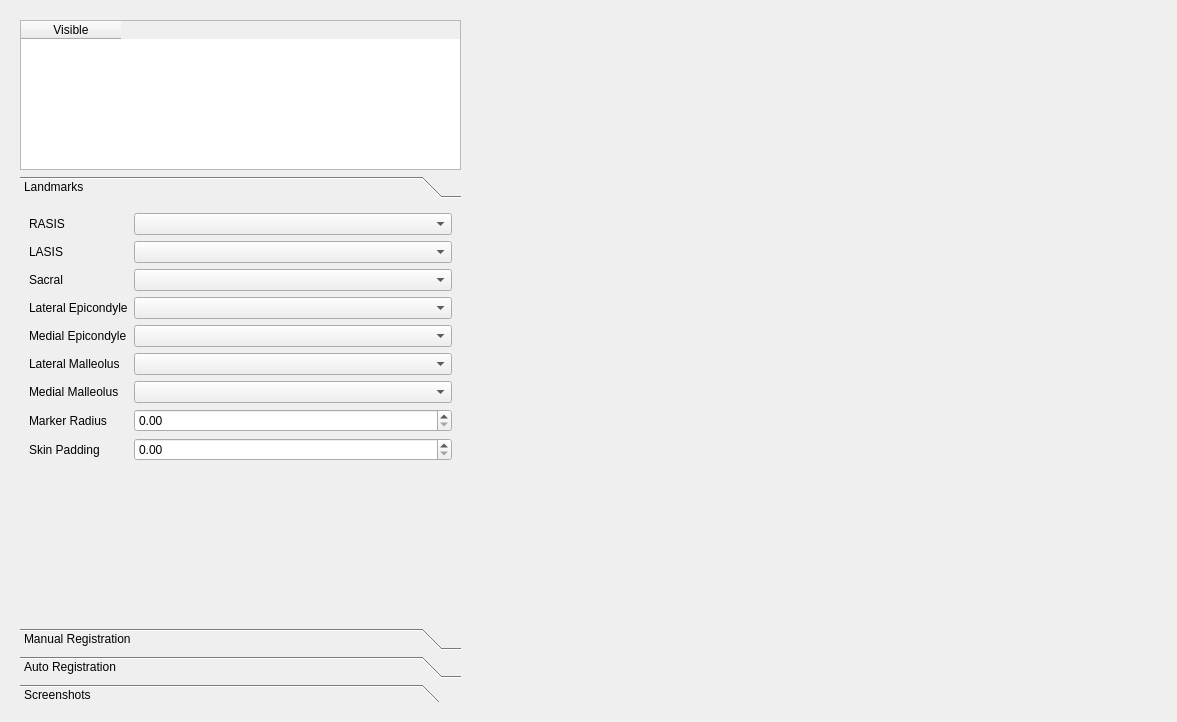
Above: mapclientplugins/fieldworklowerlimbgenerationstep/qt/lowerlimbgenerationdialog.ui from mapclient-plugins/fieldworklowerlimbgenerationstep before the change. Below: the same form after it.
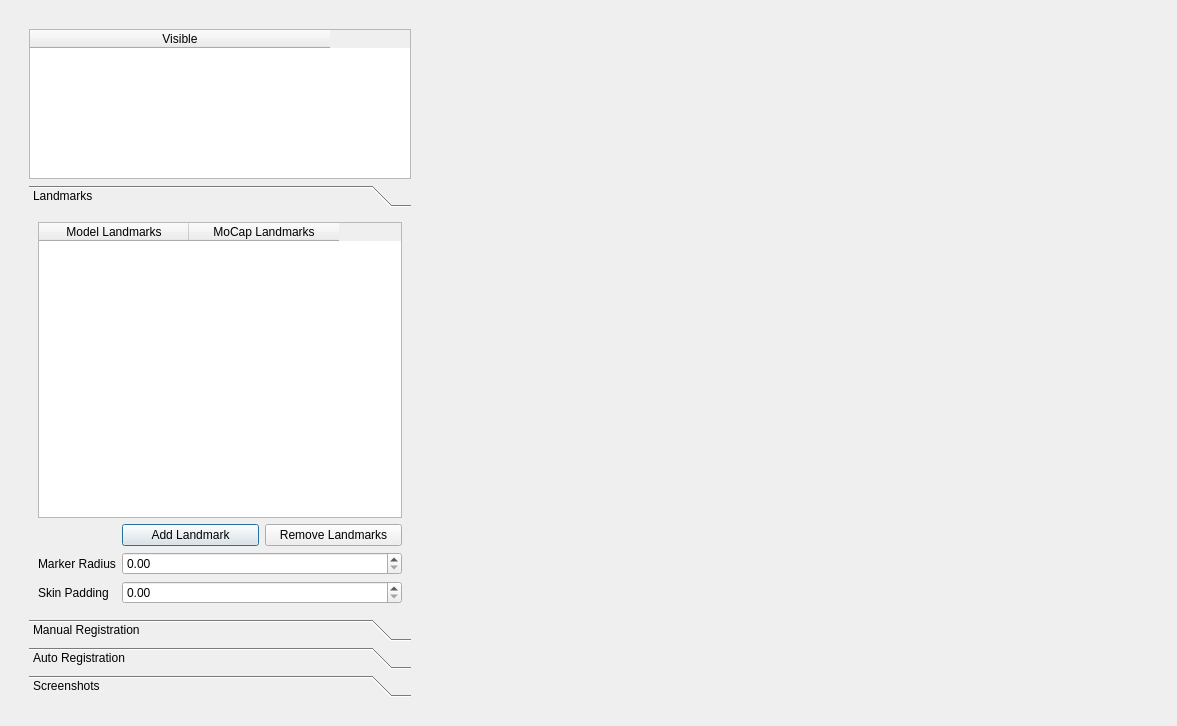
That is the form after the change. The open tabs and pages were chosen to show the change. Custom widgets are drawn as their Qt base class.

Commit message: Landmark picking done using a table

Diff of the .ui file:
```diff
--- a/mapclientplugins/fieldworklowerlimbgenerationstep/qt/lowerlimbgenerationdialog.ui
+++ b/mapclientplugins/fieldworklowerlimbgenerationstep/qt/lowerlimbgenerationdialog.ui
@@ -7,7 +7,7 @@
     <x>0</x>
     <y>0</y>
     <width>1177</width>
-    <height>722</height>
+    <height>726</height>
    </rect>
   </property>
   <property name="sizePolicy">
@@ -38,7 +38,7 @@
       </size>
      </property>
      <layout class="QGridLayout" name="gridLayout">
-      <item row="0" column="0">
+      <item row="0" column="1">
        <widget class="MayaviSceneWidget" name="MayaviScene" native="true">
         <property name="sizePolicy">
          <sizepolicy hsizetype="Preferred" vsizetype="Expanding">
@@ -46,15 +46,10 @@
           <verstretch>1</verstretch>
          </sizepolicy>
         </property>
+       </widget>
+      </item>
+      <item row="0" column="0">
         <widget class="QWidget" name="widget" native="true">
-         <property name="geometry">
-          <rect>
-           <x>0</x>
-           <y>0</y>
-           <width>441</width>
-           <height>686</height>
-          </rect>
-         </property>
          <property name="sizePolicy">
           <sizepolicy hsizetype="Preferred" vsizetype="Preferred">
            <horstretch>0</horstretch>
@@ -104,7 +99,10 @@
              <bool>false</bool>
             </attribute>
             <attribute name="horizontalHeaderDefaultSectionSize">
-             <number>100</number>
+            <number>300</number>
+           </attribute>
+           <attribute name="horizontalHeaderMinimumSectionSize">
+            <number>300</number>
             </attribute>
             <column>
              <property name="text">
@@ -129,84 +127,46 @@
               <rect>
                <x>0</x>
                <y>0</y>
-               <width>382</width>
-               <height>388</height>
+              <width>393</width>
+              <height>392</height>
               </rect>
              </property>
              <attribute name="label">
               <string>Landmarks</string>
              </attribute>
              <layout class="QFormLayout" name="formLayout_3">
-              <item row="0" column="0">
-               <widget class="QLabel" name="label_5">
-                <property name="text">
-                 <string>RASIS</string>
-                </property>
-               </widget>
-              </item>
-              <item row="1" column="0">
-               <widget class="QLabel" name="label_7">
-                <property name="text">
-                 <string>LASIS</string>
-                </property>
-               </widget>
-              </item>
-              <item row="2" column="0">
-               <widget class="QLabel" name="label_8">
+             <property name="fieldGrowthPolicy">
+              <enum>QFormLayout::AllNonFixedFieldsGrow</enum>
+             </property>
+             <item row="0" column="0" colspan="2">
+              <widget class="QTableWidget" name="tableWidgetLandmarks">
+               <property name="minimumSize">
+                <size>
+                 <width>0</width>
+                 <height>200</height>
+                </size>
+               </property>
+               <attribute name="horizontalHeaderCascadingSectionResizes">
+                <bool>false</bool>
+               </attribute>
+               <attribute name="horizontalHeaderDefaultSectionSize">
+                <number>150</number>
+               </attribute>
+               <attribute name="horizontalHeaderMinimumSectionSize">
+                <number>100</number>
+               </attribute>
+               <column>
                 <property name="text">
-                 <string>Sacral</string>
+                 <string>Model Landmarks</string>
                 </property>
-               </widget>
-              </item>
-              <item row="3" column="0">
-               <widget class="QLabel" name="label_9">
+               </column>
+               <column>
                 <property name="text">
-                 <string>Lateral Epicondyle</string>
+                 <string>MoCap Landmarks</string>
                 </property>
-               </widget>
-              </item>
-              <item row="4" column="0">
-               <widget class="QLabel" name="label_15">
-                <property name="text">
-                 <string>Medial Epicondyle</string>
-                </property>
-               </widget>
-              </item>
-              <item row="5" column="0">
-               <widget class="QLabel" name="label_16">
-                <property name="text">
-                 <string>Lateral Malleolus</string>
-                </property>
-               </widget>
-              </item>
-              <item row="6" column="0">
-               <widget class="QLabel" name="label_17">
-                <property name="text">
-                 <string>Medial Malleolus</string>
-                </property>
-               </widget>
-              </item>
-              <item row="0" column="1">
-               <widget class="QComboBox" name="comboBox_RASIS"/>
-              </item>
-              <item row="1" column="1">
-               <widget class="QComboBox" name="comboBox_LASIS"/>
-              </item>
-              <item row="2" column="1">
-               <widget class="QComboBox" name="comboBox_Sacral"/>
-              </item>
-              <item row="3" column="1">
-               <widget class="QComboBox" name="comboBox_LEC"/>
-              </item>
-              <item row="4" column="1">
-               <widget class="QComboBox" name="comboBox_MEC"/>
-              </item>
-              <item row="5" column="1">
-               <widget class="QComboBox" name="comboBox_LM"/>
-              </item>
-              <item row="6" column="1">
-               <widget class="QComboBox" name="comboBox_MM"/>
-              </item>
+               </column>
+              </widget>
+             </item>
               <item row="7" column="0">
                <widget class="QLabel" name="label_23">
                 <property name="text">
@@ -227,6 +187,24 @@
               <item row="8" column="1">
                <widget class="QDoubleSpinBox" name="doubleSpinBox_skinPad"/>
               </item>
+             <item row="1" column="1">
+              <layout class="QHBoxLayout" name="horizontalLayout">
+               <item>
+                <widget class="QPushButton" name="pushButton_addLandmark">
+                 <property name="text">
+                  <string>Add Landmark</string>
+                 </property>
+                </widget>
+               </item>
+               <item>
+                <widget class="QPushButton" name="pushButton_removeLandmark">
+                 <property name="text">
+                  <string>Remove Landmarks</string>
+                 </property>
+                </widget>
+               </item>
+              </layout>
+             </item>
              </layout>
             </widget>
             <widget class="QWidget" name="page">
@@ -822,7 +800,6 @@
           </item>
          </layout>
         </widget>
-       </widget>
       </item>
      </layout>
     </widget>
```
Left out of the diff: 51 changed lines with no effect on the pictures. Lines whose indentation alone changed are shown as unchanged. The commit also changes 8 other files.
